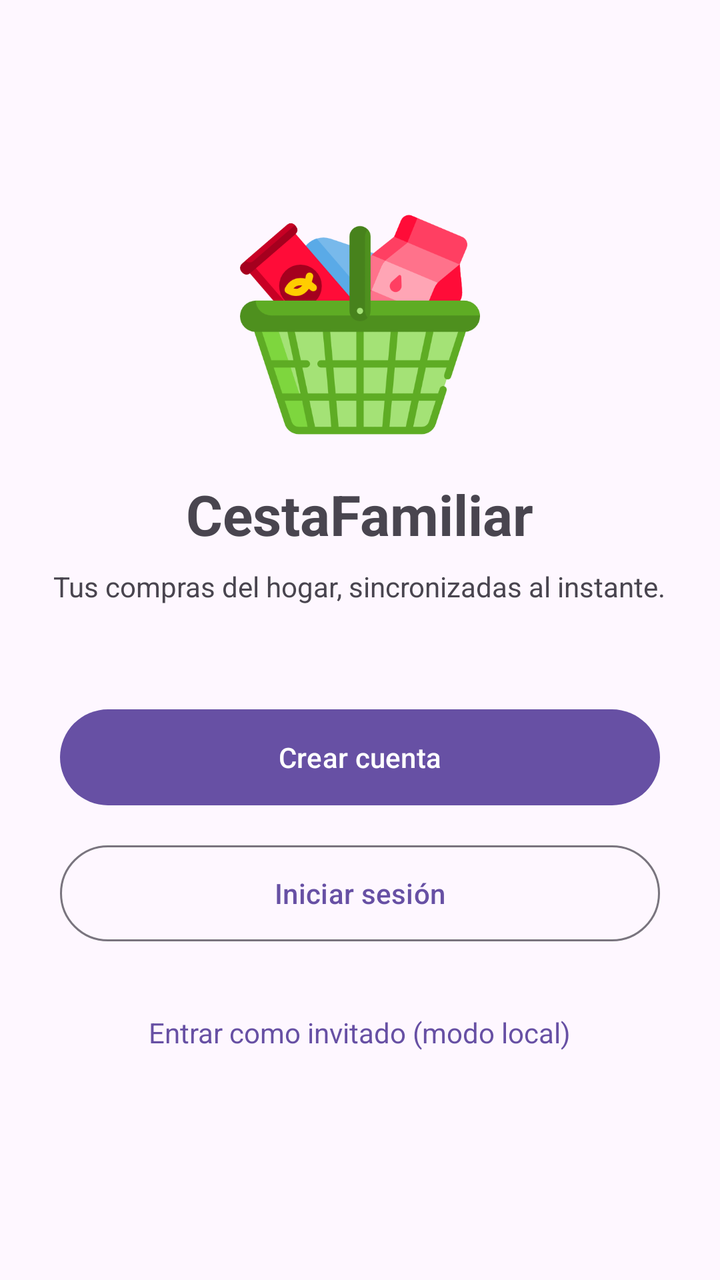
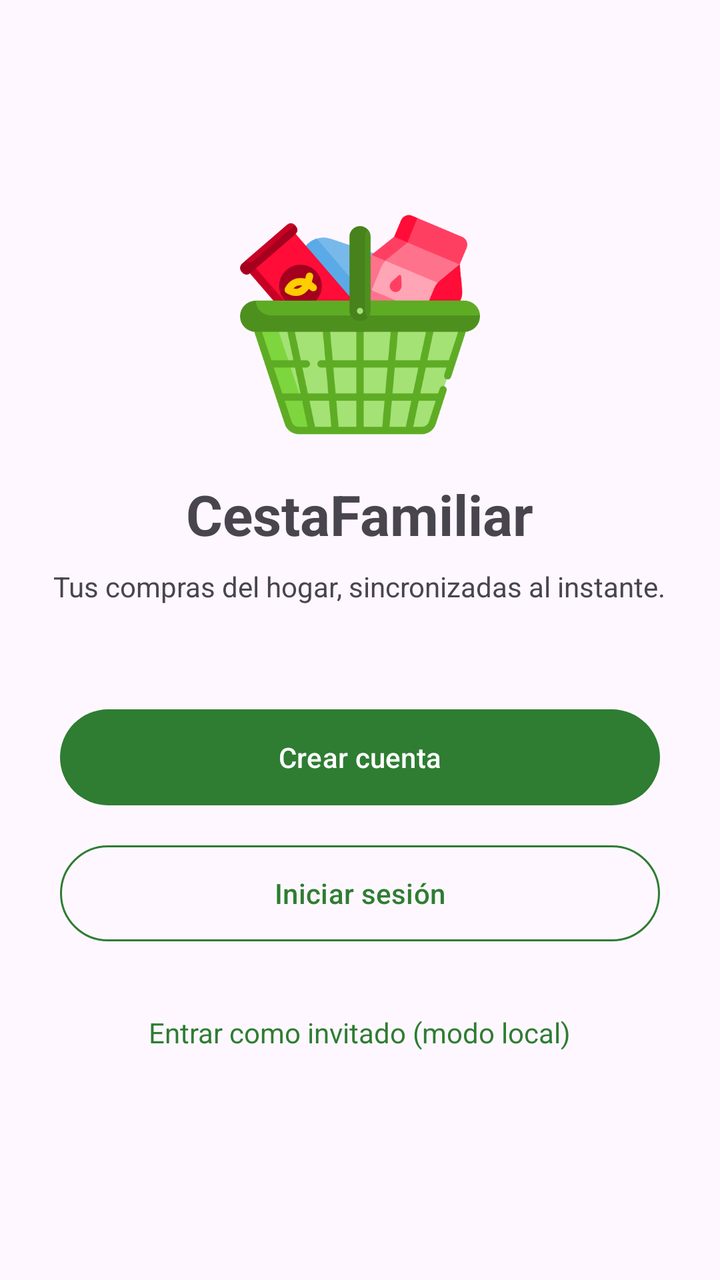

Before-and-after screenshots of an Android layout around one commit, followed by the original layout XML and the change that was made.
<!-- AndroidManifest.xml: application theme Theme.CestaFamiliar -->
<!-- res/layout/activity_splash.xml -->
<?xml version="1.0" encoding="utf-8"?>
<LinearLayout xmlns:android="http://schemas.android.com/apk/res/android"
    xmlns:app="http://schemas.android.com/apk/res-auto"
    xmlns:tools="http://schemas.android.com/tools"
    android:id="@+id/layout_splash"
    android:layout_width="match_parent"
    android:layout_height="match_parent"
    android:background="?android:attr/colorBackground"
    android:gravity="center"
    android:orientation="vertical"
    android:padding="24dp">

    <ImageView
        android:id="@+id/iv_logo"
        android:layout_width="120dp"
        android:layout_height="120dp"
        android:contentDescription="@string/app_name"
        android:src="@drawable/cesta_de_la_compra"
        tools:ignore="ImageContrastCheck" />

    <TextView
        android:id="@+id/tv_titulo_app"
        android:layout_width="wrap_content"
        android:layout_height="wrap_content"
        android:layout_marginTop="16dp"
        android:text="@string/app_name"
        android:textSize="28sp"
        android:textStyle="bold" />

    <TextView
        android:id="@+id/tv_subtitulo_app"
        android:layout_width="wrap_content"
        android:layout_height="wrap_content"
        android:layout_marginTop="8dp"
        android:layout_marginBottom="48dp"
        android:gravity="center"
        android:text="@string/subtitle_splash"
        android:textColor="?android:attr/textColorSecondary"
        android:textSize="14sp" />

    <Button
        android:id="@+id/btn_crear_cuenta"
        android:layout_width="300dp"
        android:layout_height="56dp"
        android:shadowColor="#009688"
        android:text="@string/title_crear_cuenta"
        android:textColor="#FFFFFF"
        android:textColorHighlight="#009688"
        android:textColorHint="#009688"
        android:textColorLink="#009688"
        app:rippleColor="#009688"
        app:strokeColor="#009688" />

    <com.google.android.material.button.MaterialButton
        android:id="@+id/btn_iniciar_sesion"
        style="@style/Widget.Material3.Button.OutlinedButton"
        android:layout_width="300dp"
        android:layout_height="56dp"
        android:layout_marginTop="12dp"
        android:text="@string/title_iniciar_sesion" />

    <TextView
        android:id="@+id/tv_modo_invitado"
        android:layout_width="wrap_content"
        android:layout_height="wrap_content"
        android:layout_marginTop="20dp"
        android:padding="12dp"
        android:text="@string/btn_invitado"
        android:textColor="?attr/colorPrimary"
        android:textSize="14sp" />
</LinearLayout>
<!-- resources referenced by this layout -->
<resources>
  <!-- drawable cesta_de_la_compra: png bitmap (drawable, 33916 bytes) -->
  <string name="app_name">CestaFamiliar</string>
  <string name="btn_invitado">Entrar como invitado (modo local)</string>
  <string name="subtitle_splash">Tus compras del hogar, sincronizadas al instante.</string>
  <string name="title_crear_cuenta">Crear cuenta</string>
  <string name="title_iniciar_sesion">Iniciar sesión</string>
  <style name="Theme.CestaFamiliar" parent="Base.Theme.CestaFamiliar" />
  <style name="Base.Theme.CestaFamiliar" parent="Theme.Material3.DayNight.NoActionBar">
          
          
      </style>
</resources>

<!-- the commit's change to res/layout/activity_splash.xml (unified diff, before → after) -->
@@ -38,18 +38,13 @@
         android:textColor="?android:attr/textColorSecondary"
         android:textSize="14sp" />
 
-    <Button
+    <com.google.android.material.button.MaterialButton
         android:id="@+id/btn_crear_cuenta"
         android:layout_width="300dp"
         android:layout_height="56dp"
-        android:shadowColor="#009688"
         android:text="@string/title_crear_cuenta"
-        android:textColor="#FFFFFF"
-        android:textColorHighlight="#009688"
-        android:textColorHint="#009688"
-        android:textColorLink="#009688"
-        app:rippleColor="#009688"
-        app:strokeColor="#009688" />
+        app:backgroundTint="@color/green_primary"
+        app:rippleColor="@color/green_ripple" />
 
     <com.google.android.material.button.MaterialButton
         android:id="@+id/btn_iniciar_sesion"
@@ -57,7 +52,10 @@
         android:layout_width="300dp"
         android:layout_height="56dp"
         android:layout_marginTop="12dp"
-        android:text="@string/title_iniciar_sesion" />
+        android:text="@string/title_iniciar_sesion"
+        android:textColor="@color/green_primary"
+        app:rippleColor="@color/green_ripple"
+        app:strokeColor="@color/green_primary" />
 
     <TextView
         android:id="@+id/tv_modo_invitado"
<!-- resource entries referenced after the edit -->
@@ -1,5 +1,7 @@
 <!-- resources referenced by this layout -->
 <resources>
+  <color name="green_primary">#2E7D32</color>
+  <color name="green_ripple">#4D2E7D32</color>
   <!-- drawable cesta_de_la_compra: png bitmap (drawable, 33916 bytes) -->
   <string name="app_name">CestaFamiliar</string>
   <string name="btn_invitado">Entrar como invitado (modo local)</string>
@@ -9,7 +11,18 @@
   <style name="Theme.CestaFamiliar" parent="Base.Theme.CestaFamiliar" />
   <style name="Base.Theme.CestaFamiliar" parent="Theme.Material3.DayNight.NoActionBar">
           
-          
+          <item name="colorPrimary">@color/green_primary</item>
+          <item name="colorOnPrimary">@color/green_on_primary</item>
+          <item name="colorPrimaryContainer">@color/green_primary_container</item>
+          <item name="colorOnPrimaryContainer">@color/green_on_primary_container</item>
+          <item name="colorSecondary">@color/green_secondary</item>
+          <item name="colorOnSecondary">@color/green_on_secondary</item>
+          <item name="colorControlHighlight">@color/green_ripple</item>
       </style>
+  <color name="green_on_primary">#FFFFFF</color>
+  <color name="green_primary_container">#DCEDC8</color>
+  <color name="green_on_primary_container">#1B5E20</color>
+  <color name="green_secondary">#43A047</color>
+  <color name="green_on_secondary">#FFFFFF</color>
 </resources>
 
